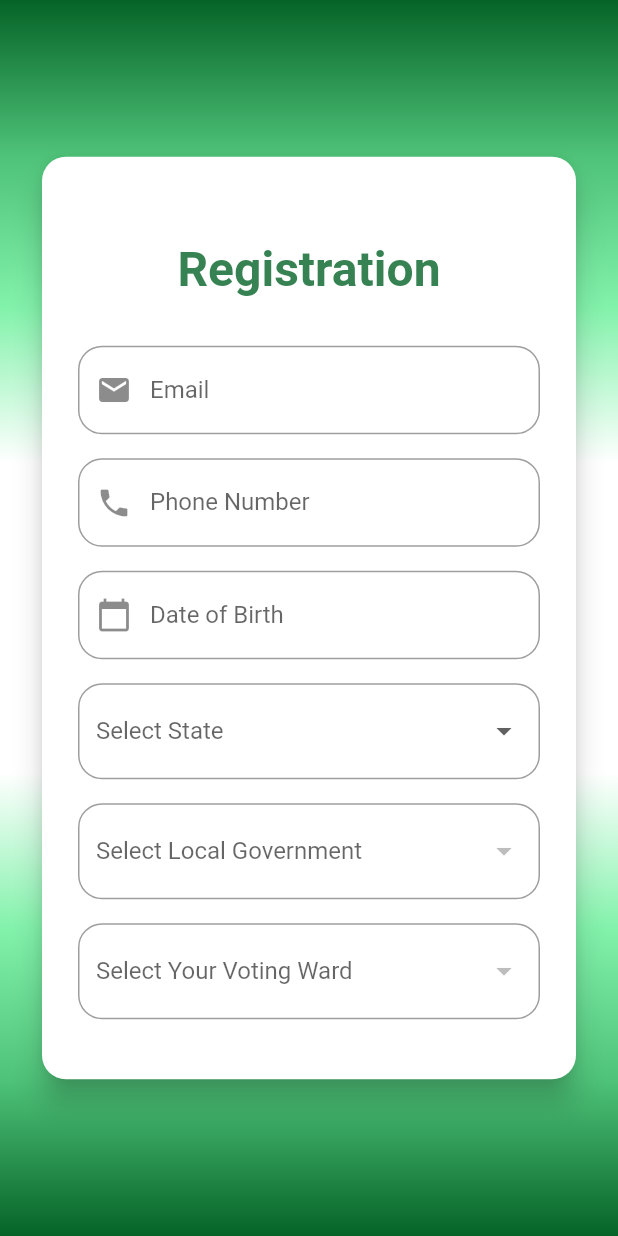
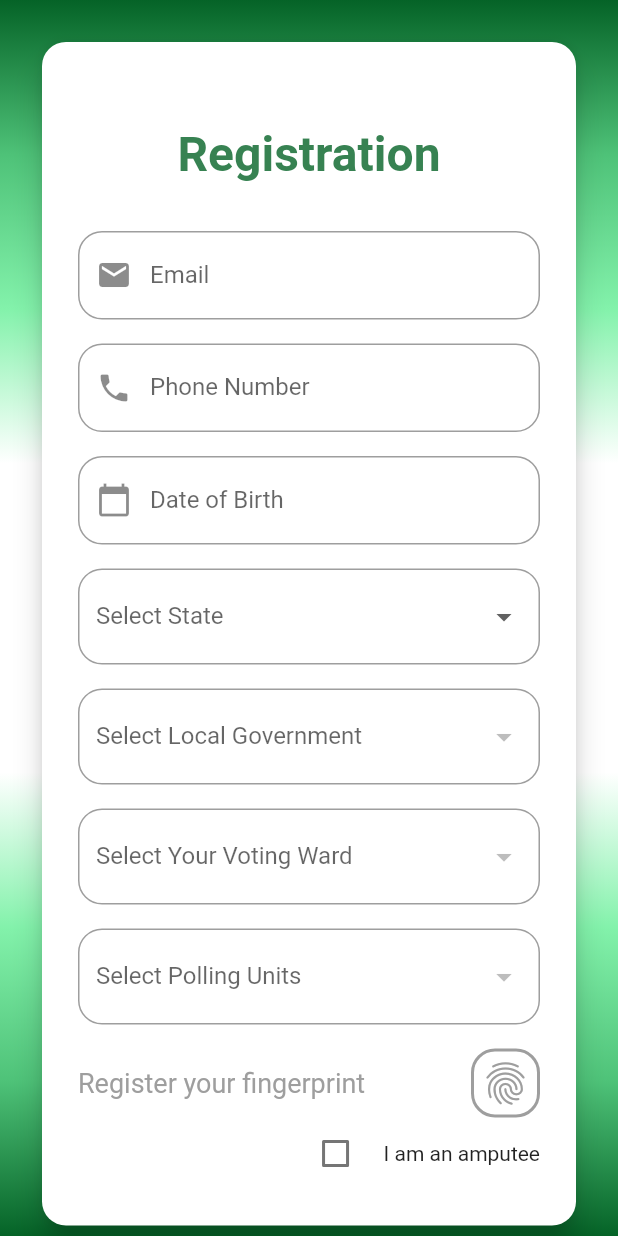
Before and after one commit to asogwachiuba/voting_app, a Flutter app: the RegisterView screen opened by its route, on a phone screen of 412 x 824 dp. Run offline on Flutter 3.47's test engine with Material 2 defaults, Android fonts, the phone set to English and light mode, and no system bars; our stand-ins replace flutter_svg, local_auth, logger, stacked, stacked_services, stacked_shared.

Commit message:
finger auth done

```diff
--- a/lib/features/register/view/register_view.dart
+++ b/lib/features/register/view/register_view.dart
@@ -125,6 +125,7 @@ class RegisterView extends StatelessWidget {
                           ),
                           const SizedBox(height: 16),
                           DropdownButtonFormField(
+                            isExpanded: true,
                             decoration: InputDecoration(
                               labelText: 'Select State',
                               border: OutlineInputBorder(
@@ -134,15 +135,19 @@ class RegisterView extends StatelessWidget {
                             value: viewModel.selectedState,
                             onChanged: ((value) =>
                                 viewModel.selectState(state: value)),
-                            items: viewModel.states.map((lga) {
+                            items: viewModel.states.map((state) {
                               return DropdownMenuItem(
-                                value: lga,
-                                child: Text(lga),
+                                value: state,
+                                child: Text(
+                                  state,
+                                  overflow: TextOverflow.ellipsis,
+                                ),
                               );
                             }).toList(),
                           ),
                           const SizedBox(height: 16),
                           DropdownButtonFormField(
+                            isExpanded: true,
                             decoration: InputDecoration(
                               labelText: 'Select Local Government',
                               border: OutlineInputBorder(
@@ -153,16 +158,21 @@ class RegisterView extends StatelessWidget {
                             onChanged: (value) =>
                                 viewModel.selectLocalGovernment(
                                     selectedLocalGovernment_: value),
-                            items:
-                                viewModel.displayLocalGovernment().map((ward) {
+                            items: viewModel
+                                .displayLocalGovernment()
+                                .map((localGovernment) {
                               return DropdownMenuItem(
-                                value: ward,
-                                child: Text(ward),
+                                value: localGovernment,
+                                child: Text(
+                                  localGovernment,
+                                  overflow: TextOverflow.ellipsis,
+                                ),
                               );
                             }).toList(),
                           ),
                           const SizedBox(height: 16),
                           DropdownButtonFormField(
+                            isExpanded: true,
                             decoration: InputDecoration(
                               labelText: 'Select Your Voting Ward',
                               border: OutlineInputBorder(
@@ -172,33 +182,91 @@ class RegisterView extends StatelessWidget {
                             value: viewModel.selectedWard,
                             onChanged: (value) =>
                                 viewModel.selectWard(selectedWard_: value),
-                            items: viewModel.displayWard().map((pu) {
+                            items: viewModel.displayWard().map((ward) {
                               return DropdownMenuItem(
-                                value: pu,
-                                child: Text(pu),
+                                value: ward,
+                                child: Text(
+                                  ward,
+                                  overflow: TextOverflow.ellipsis,
+                                ),
                               );
                             }).toList(),
                           ),
                           const SizedBox(height: 16),
-                          if (viewModel.selectedWard != null)
                           DropdownButtonFormField(
+                            isExpanded: true,
                             decoration: InputDecoration(
-                                labelText: 'Select Polling Unit',
+                              labelText: 'Select Polling Units',
                               border: OutlineInputBorder(
                                 borderRadius: BorderRadius.circular(16),
                               ),
                             ),
                             value: viewModel.selectedPollingUnits,
-                              onChanged: (value) =>
-                                  viewModel.selectPollingUnits(
+                            onChanged: (value) => viewModel.selectPollingUnits(
                                 selectedPollingUnits_: value),
-                              items:
-                                  viewModel.displayPollingUnits().map((state) {
+                            items: viewModel
+                                .displayPollingUnits()
+                                .map((pollingUnit) {
                               return DropdownMenuItem(
-                                  value: state,
-                                  child: Text(state),
+                                value: pollingUnit,
+                                child: Text(
+                                  pollingUnit,
+                                  overflow: TextOverflow.ellipsis,
+                                ),
                               );
                             }).toList(),
+                          ),
+                          const SizedBox(height: 16),
+
+                          // Fingerprint authentication
+                          Row(
+                            children: [
+                              const Text(
+                                "Register your fingerprint",
+                                style: TextStyle(
+                                  color: Colors.grey,
+                                  fontWeight: FontWeight.w400,
+                                  fontSize: 18,
+                                ),
+                              ),
+                              const Spacer(),
+                              InkWell(
+                                onTap: () => viewModel.authenticate(),
+                                child: Container(
+                                  padding: const EdgeInsets.all(4.0),
+                                  decoration: BoxDecoration(
+                                    border: Border.all(
+                                      width: 2.0,
+                                      color: Colors.grey,
+                                    ),
+                                    borderRadius: BorderRadius.circular(16.0),
+                                  ),
+                                  child: const Icon(
+                                    Icons.fingerprint,
+                                    size: 34.0,
+                                    color: Colors.grey,
+                                  ),
+                                ),
+                              ),
+                            ],
+                          ),
+                          Row(
+                            mainAxisAlignment: MainAxisAlignment.start,
+                            children: [
+                              if (viewModel.isAuthenticated)
+                                const Text(
+                                  'Successful',
+                                  style:
+                                      TextStyle(color: ColorList.primaryColor),
+                                ),
+                              const Spacer(),
+                              Checkbox(
+                                value: viewModel.isAmputee,
+                                onChanged: (_) => viewModel.toggleAmputee(),
+                              ),
+                              const SizedBox(width: 8.0),
+                              const Text('I am an amputee'),
+                            ],
                           ),
                         ],
                       ),
--- a/lib/features/register/view/register_viewmodel.dart
+++ b/lib/features/register/view/register_viewmodel.dart
@@ -1,4 +1,6 @@
 import 'package:flutter/material.dart';
+import 'package:flutter/services.dart';
+import 'package:local_auth/local_auth.dart';
 import 'package:voting_app/constants/election_data.dart';
 import 'package:voting_app/core/app_utils.dart';
 import 'package:voting_app/core/voting_app_viewmodel.dart';
@@ -76,20 +78,57 @@ class RegisterViwModel extends VotingAppViewmodel {
     notifyListeners();
   }
 
+  final localAuthentication = LocalAuthentication();
+
+  bool _isAuthenticated = false;
+  bool get isAuthenticated => _isAuthenticated;
+  set isAuthenticated(bool newValue) {
+    _isAuthenticated = newValue;
+    notifyListeners();
+  }
+
+  bool _isAmputee = false;
+  bool get isAmputee => _isAmputee;
+  set isAmputee(bool newValue) {
+    _isAmputee = newValue;
+    notifyListeners();
+  }
+
   /// ==========================================================================
 
   /// Methods ==================================================================
+
+  authenticate() async {
+    if (isAuthenticated) return;
+    try {
+      isAuthenticated = await localAuthentication.authenticate(
+        localizedReason: isAmputee
+            ? 'Provide your device password for election validation'
+            : 'Provide your fingerprint for election validation',
+        options: AuthenticationOptions(
+          stickyAuth: true,
+          biometricOnly: !isAmputee,
+        ),
+      );
+    } on PlatformException catch (e) {
+      logger.d('Error: $e');
+    }
+  }
+
+  toggleAmputee() {
+    isAmputee = !isAmputee;
+  }
 
   selectState({
     required String? state,
   }) {
     if (state == null) return;
     selectedState = state;
+    selectedPollingUnits = null;
+    selectedWard = null;
+    selectedWardData = null;
     selectedLocalGovernment = null;
-    selectedWard = null;
     selectedLocalGovernmentData = null;
-    selectedWardData = null;
-    // selectedPollingUnits = null;
     selectedStateIndex = states.indexWhere((element) => state == element);
     updateSelectedStateData();
   }
@@ -107,10 +146,10 @@ class RegisterViwModel extends VotingAppViewmodel {
 
   selectLocalGovernment({required String? selectedLocalGovernment_}) {
     if (selectedLocalGovernment_ == null) return;
+    selectedLocalGovernment = selectedLocalGovernment_;
+    selectedPollingUnits = null;
     selectedWard = null;
     selectedWardData = null;
-    // selectedPollingUnits = null;
-    selectedLocalGovernment = selectedLocalGovernment_;
     updateSelectedLocalGovernmentData();
   }
 
@@ -122,8 +161,8 @@ class RegisterViwModel extends VotingAppViewmodel {
 
   selectWard({required String? selectedWard_}) {
     if (selectedWard_ == null) return;
-    // selectedPollingUnits = null;
     selectedWard = selectedWard_;
+    selectedPollingUnits = null;
     updateSelectedWardData();
   }
 
@@ -155,10 +194,12 @@ class RegisterViwModel extends VotingAppViewmodel {
       return [];
     } else {
       List<String> wards = [];
-      List<Map<String, dynamic>> wardData =
+      List<Map<String, dynamic>>? wardData =
           selectedLocalGovernmentData!['wards'];
-      for (var element in wardData) {
-        wards.add(element["ward_name"]);
+      if (wardData != null || wardData!.isEmpty) {
+        for (var element in wardData) {
+          wards.add(element["ward_name"]);
+        }
       }
       return wards;
     }
@@ -171,6 +212,4 @@ class RegisterViwModel extends VotingAppViewmodel {
       return selectedWardData!["polling_units"];
     }
   }
-
-  ///
 }
```
Also changed, not shown: lib/chatGptTest.dart (+66 -144 lines), 2 other files. Lines whose indentation alone changed are shown as unchanged.
